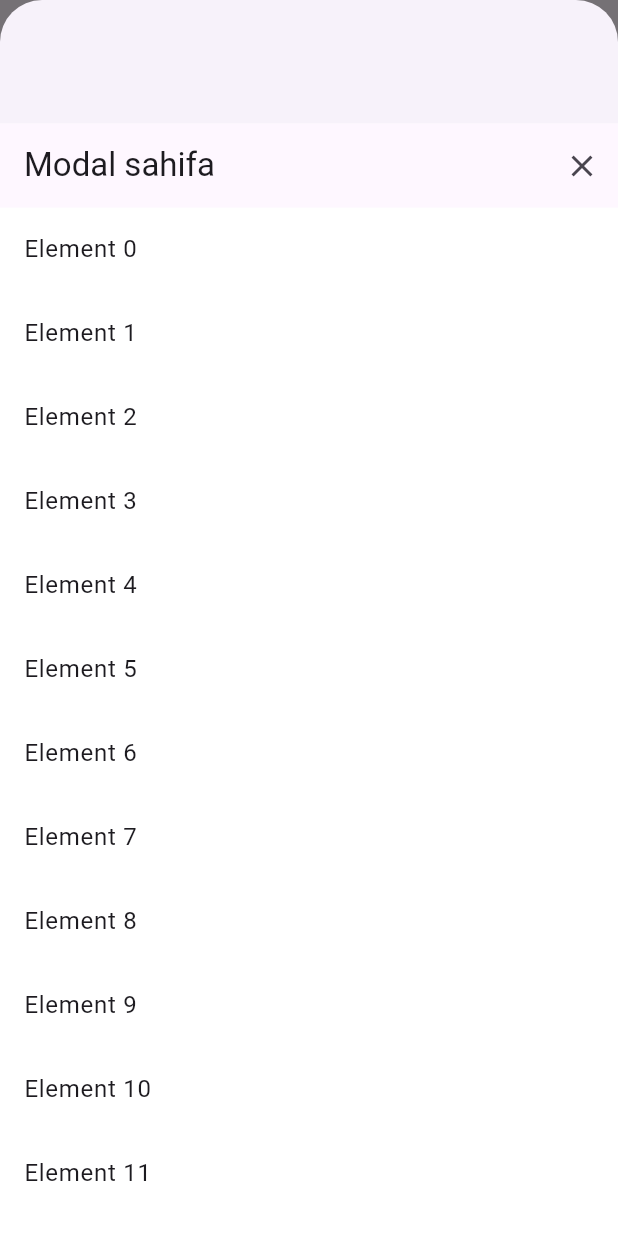
After one commit to OtabekNuriddinov/pdp_quiz, a Flutter app: the MainPage screen opened directly, item 2 of the bottom bar chosen, after a tap on "Modal sahifa ochish", on a phone screen of 412 x 824 dp. The commit adds this screen. Run offline on Flutter 3.47's test engine with Material 3 defaults, Android fonts, the phone set to English and light mode, and no system bars; our stand-ins replace flutter_svg, google_fonts.

Commit message:
Muhammad Axmadaliyev [4-commit], Optimizatsiya + Pege larni ulash

```diff
--- a/lib/core/config/routes.dart
+++ b/lib/core/config/routes.dart
@@ -1,19 +1,25 @@
 import 'package:flutter/material.dart';
+import 'package:pdp_quiz/screen/flutter_page/flutter_page.dart';
+import 'package:pdp_quiz/screen/home_page/home_page.dart';
 import 'package:pdp_quiz/screen/sign_in/sign_in.dart';
 import 'package:pdp_quiz/screen/sign_in_sms/sign_in_sms.dart';
 import 'package:pdp_quiz/screen/sign_up/sign_up.dart';
 import 'package:pdp_quiz/screen/splash_screen/splash_screen.dart';
 
 sealed class AppRoutes{
-  static final splash = 'splash';
-  static final signIn = 'signIn';
-  static final signUp = 'signUp';
-  static final keypad = 'keypad';
+  static const splash = 'splash';
+  static const signIn = 'signIn';
+  static const signUp = 'signUp';
+  static const keypad = 'keypad';
+  static const home = 'home';
+  static const flutter = 'flutter';
 
   static Map<String, Widget Function(BuildContext)> routes = <String, WidgetBuilder>{
     AppRoutes.splash: (context)=>const SplashScreen(),
     AppRoutes.signIn: (context)=>const SignIn(),
     AppRoutes.signUp: (context)=>const SignUp(),
-    AppRoutes.keypad: (context)=>const PDPKeypadScreen()
+    AppRoutes.keypad: (context)=>const PDPKeypadScreen(),
+    AppRoutes.home : (context)=>const HomeScreen(),
+    AppRoutes.flutter : (context)=>const FlutterPage()
   };
 }
--- /dev/null
+++ b/lib/screen/main_screen/main_screen.dart
@@ -0,0 +1,230 @@
+import 'package:flutter/material.dart';
+
+void main() {
+  runApp(const MyApp());
+}
+
+class MyApp extends StatelessWidget {
+  const MyApp({Key? key}) : super(key: key);
+
+  @override
+  Widget build(BuildContext context) {
+    return MaterialApp(
+      title: 'PageView Demo',
+      theme: ThemeData(
+        primarySwatch: Colors.blue,
+      ),
+      home: const MainPage(),
+    );
+  }
+}
+
+class MainPage extends StatefulWidget {
+  const MainPage({Key? key}) : super(key: key);
+
+  @override
+  State<MainPage> createState() => _MainPageState();
+}
+
+class _MainPageState extends State<MainPage> {
+  final PageController _pageController = PageController();
+  int _selectedIndex = 0;
+
+  @override
+  Widget build(BuildContext context) {
+    return Scaffold(
+      body: PageView(
+        controller: _pageController,
+        onPageChanged: (index) {
+          setState(() {
+            _selectedIndex = index;
+          });
+        },
+        children: [
+          // 1-usul: Ichki navigatsiya uchun Navigator o'rniga loyihalangan widget ishlatish
+          FirstPage(),
+
+          // 2-usul: Navigator.push o'rniga materialdan foydalanish
+          SecondPage(),
+
+          // 3-usul: Child Scaffold ishlatish
+          ThirdPage(),
+        ],
+      ),
+      bottomNavigationBar: BottomNavigationBar(
+        currentIndex: _selectedIndex,
+        onTap: (index) {
+          setState(() {
+            _selectedIndex = index;
+            _pageController.animateToPage(
+              index,
+              duration: const Duration(milliseconds: 300),
+              curve: Curves.easeInOut,
+            );
+          });
+        },
+        items:  [
+          BottomNavigationBarItem(
+            icon: Icon(Icons.home),
+            label: 'Birinchi',
+          ),
+          BottomNavigationBarItem(
+            icon: Icon(Icons.search),
+            label: 'Ikkinchi',
+          ),
+          BottomNavigationBarItem(
+            icon: Icon(Icons.person),
+            label: 'Uchinchi',
+          ),
+        ],
+      ),
+    );
+  }
+}
+
+// 1-usul: Navigator.push o'rniga qo'shimcha widget/ekranlarni ko'rsatish
+class FirstPage extends StatefulWidget {
+  @override
+  _FirstPageState createState() => _FirstPageState();
+}
+
+class _FirstPageState extends State<FirstPage> {
+  bool _showDetailScreen = false;
+
+  @override
+  Widget build(BuildContext context) {
+    return _showDetailScreen
+        ? DetailScreen(
+      onBack: () {
+        setState(() {
+          _showDetailScreen = false;
+        });
+      },
+    )
+        : Center(
+      child: ElevatedButton(
+        onPressed: () {
+          setState(() {
+            _showDetailScreen = true;
+          });
+        },
+        child: Text('Batafsil ma\'lumot ko\'rish'),
+      ),
+    );
+  }
+}
+
+class DetailScreen extends StatelessWidget {
+  final VoidCallback onBack;
+
+  const DetailScreen({required this.onBack});
+
+  @override
+  Widget build(BuildContext context) {
+    return Column(
+      children: [
+        AppBar(
+          leading: BackButton(onPressed: onBack),
+          title: Text('Batafsil ma\'lumot'),
+        ),
+        Expanded(
+          child: Center(
+            child: Text('Bu batafsil ma\'lumot sahifasi'),
+          ),
+        ),
+      ],
+    );
+  }
+}
+
+// 2-usul: Navigator.push o'rniga materialyi modallar
+class SecondPage extends StatelessWidget {
+  @override
+  Widget build(BuildContext context) {
+    return Center(
+      child: ElevatedButton(
+        onPressed: () {
+          // BottomNavigationBar saqlanib qoladi chunki bu modal dialog
+          showModalBottomSheet(
+            context: context,
+            isScrollControlled: true,
+            builder: (context) => DraggableScrollableSheet(
+              initialChildSize: 0.9,
+              maxChildSize: 0.9,
+              minChildSize: 0.5,
+              builder: (_, controller) => Container(
+                color: Colors.white,
+                child: Column(
+                  children: [
+                    AppBar(
+                      title: Text('Modal sahifa'),
+                      automaticallyImplyLeading: false,
+                      actions: [
+                        IconButton(
+                          icon: Icon(Icons.close),
+                          onPressed: () => Navigator.pop(context),
+                        ),
+                      ],
+                    ),
+                    Expanded(
+                      child: ListView.builder(
+                        controller: controller,
+                        itemCount: 25,
+                        itemBuilder: (_, index) => ListTile(
+                          title: Text('Element $index'),
+                        ),
+                      ),
+                    ),
+                  ],
+                ),
+              ),
+            ),
+          );
+        },
+        child: Text('Modal sahifa ochish'),
+      ),
+    );
+  }
+}
+
+// 3-usul: Ichki Navigator bilan
+class ThirdPage extends StatelessWidget {
+  @override
+  Widget build(BuildContext context) {
+    // Bu usul uchun Navigator.push BottomNavigationBar yo'qotmaydigan holda ishlatiladi
+    return Navigator(
+      // Bu ichki Navigator
+      onGenerateRoute: (settings) {
+        return MaterialPageRoute(
+          builder: (context) => Scaffold(
+            appBar: AppBar(
+              title: Text('Uchinchi sahifa'),
+              // Bosh Navigator.pushi
+              automaticallyImplyLeading: false,
+            ),
+            body: Center(
+              child: ElevatedButton(
+                onPressed: () {
+                  // Bu yerda Navigator.push ishlatilingan bo'lsada, asosiy Scaffold'ga ta'sir qilmaydi
+                  Navigator.of(context).push(
+                    MaterialPageRoute(
+                      builder: (context) => Scaffold(
+                        appBar: AppBar(
+                          title: Text('Ichki sahifa'),
+                        ),
+                        body: Center(
+                          child: Text('Bu ichki sahifa. BottomNavigationBar hali ko\'rinib turibdi!'),
+                        ),
+                      ),
+                    ),
+                  );
+                },
+                child: Text('Ichki Navigator.push'),
+              ),
+            ),
+          ),
+        );
+      },
+    );
+  }
+}
--- a/lib/screen/page_eight/page_eight.dart
+++ b/lib/screen/page_eight/page_eight.dart
@@ -73,8 +73,8 @@ class _MyAppState extends State<MyApp> {
             items: [
 
           BottomNavigationBarItem(icon: AppIcons.home, label: ''),
-          BottomNavigationBarItem(icon: AppIcons.center, label: ''),
-          BottomNavigationBarItem(icon: AppIcons.person, label: ''),
+          BottomNavigationBarItem(icon: AppIcons.grade, label: ''),
+          BottomNavigationBarItem(icon: AppIcons.profile, label: ''),
         ]),
       ),
     );
```
Also changed, not shown: lib/screen/home_page/home_page.dart (+10 -1 lines), lib/screen/sign_in_sms/sign_in_sms.dart (+13 -5 lines).
